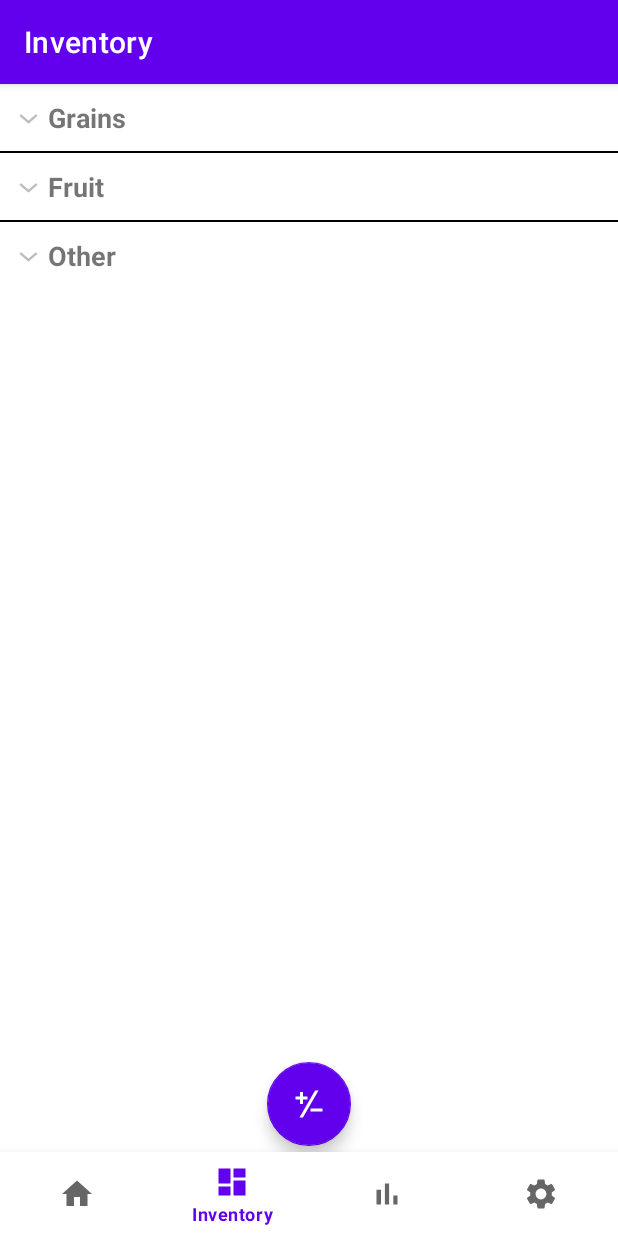
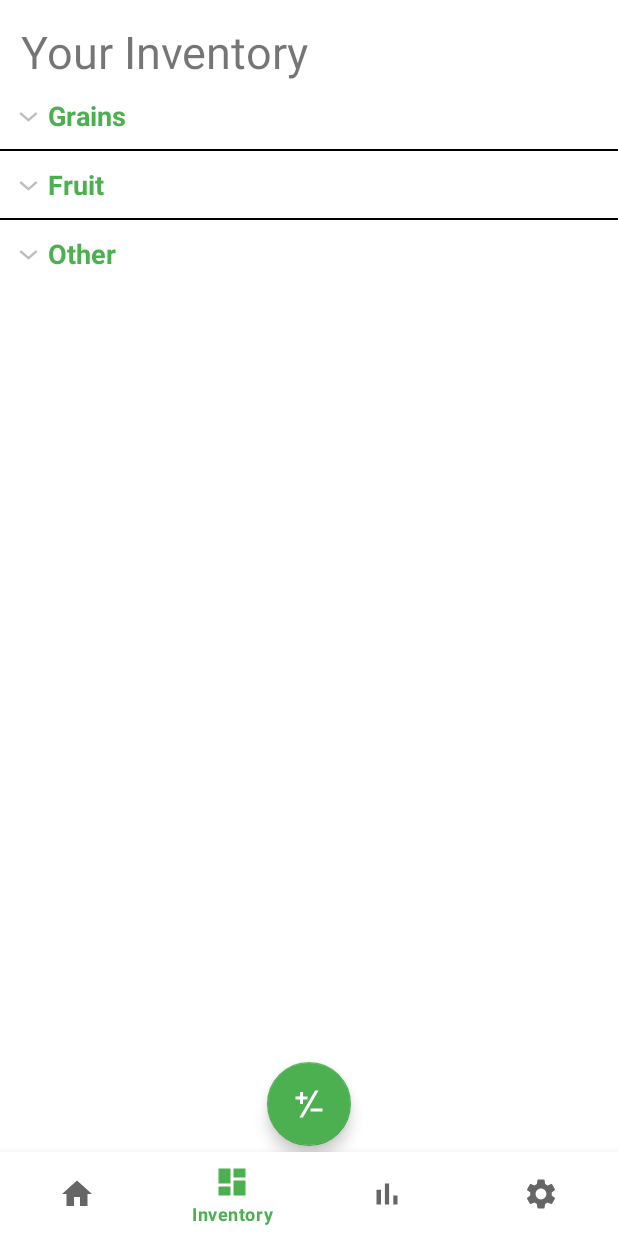
Before and after one commit to amj311/FoodInventoryDemo, an Android app: the InventoryFragment screen opened through its navigation route, on a phone screen of 412 x 824 dp. Run offline under Robolectric (Android 15) with nearby library versions, the phone set to English and light mode, and no system bars; our stand-ins replace Picasso, Volley, navigation-ui; pictures from the network do not load.

Commit message:
major style revamps and images showing on inventory frag

```diff
--- a/app/src/main/java/com/example/foodinventorydemo/MainActivity.java
+++ b/app/src/main/java/com/example/foodinventorydemo/MainActivity.java
@@ -14,6 +14,8 @@ import androidx.navigation.Navigation;
 import androidx.navigation.ui.AppBarConfiguration;
 import androidx.navigation.ui.NavigationUI;
 
+import java.util.Objects;
+
 public class MainActivity extends AppCompatActivity {
     AppController controller = AppController.getInstance();
 
@@ -21,6 +23,7 @@ public class MainActivity extends AppCompatActivity {
     protected void onCreate(Bundle savedInstanceState) {
         super.onCreate(savedInstanceState);
         setContentView(R.layout.activity_main);
+        Objects.requireNonNull(getSupportActionBar()).hide();
         BottomNavigationView navView = findViewById(R.id.nav_view);
         // Passing each menu ID as a set of Ids because each
         // menu should be considered as top level destinations.
--- a/app/src/main/java/com/example/foodinventorydemo/ui/inventory/InventoryFragment.java
+++ b/app/src/main/java/com/example/foodinventorydemo/ui/inventory/InventoryFragment.java
@@ -18,6 +18,7 @@ import androidx.fragment.app.Fragment;
 import androidx.lifecycle.ViewModelProviders;
 
 import com.example.foodinventorydemo.R;
+import com.squareup.picasso.Picasso;
 
 import java.util.ArrayList;
 import java.util.HashMap;
@@ -30,16 +31,16 @@ public class InventoryFragment extends Fragment {
         View root = inflater.inflate(R.layout.fragment_inventory, container, false);
 
         ArrayList<FoodItemDisplayable> grainList = new ArrayList<>();
-        grainList.add(new FoodItemDisplayable("Rice", "05/07/2021", "4"));
-        grainList.add(new FoodItemDisplayable("Noodles", "05/07/2021", "3"));
+        grainList.add(new FoodItemDisplayable("https://previews.123rf.com/images/jamakosy/jamakosy1711/jamakosy171100225/90332158-white-rice-in-burlap-sack-bag-isolated-on-white-background.jpg","Rice", "05/07/2021", "4"));
+        grainList.add(new FoodItemDisplayable("https://www.dutchmansstore.com/wp-content/uploads/2020/09/DSC_4812-Edit-scaled-e1601073911963.jpg","Noodles", "05/07/2021", "3"));
 
         ArrayList<FoodItemDisplayable> fruitList = new ArrayList<>();
-        fruitList.add(new FoodItemDisplayable("Dried Apples", "08/20/2021", "5"));
-        fruitList.add(new FoodItemDisplayable("Dried Pears", "08/20/2021", "6"));
+        fruitList.add(new FoodItemDisplayable("https://nuts.com/images/rackcdn/ed910ae2d60f0d25bcb8-80550f96b5feb12604f4f720bfefb46d.ssl.cf1.rackcdn.com/e8d95ad6e4090391-sXRwtvud-large.jpg","Dried Apples", "08/20/2021", "5"));
+        fruitList.add(new FoodItemDisplayable("https://www.bellaviva.com/assets/images/dried-fruit/pear.jpg","Dried Pears", "08/20/2021", "6"));
 
         ArrayList<FoodItemDisplayable> otherList = new ArrayList<>();
-        otherList.add(new FoodItemDisplayable("Peanut Butter", "04/21/2021", "7"));
-        otherList.add(new FoodItemDisplayable("Bottled Water", "08/20/2021", "2"));
+        otherList.add(new FoodItemDisplayable("https://www.peanutbutter.com/wp-content/uploads/2019/03/SKIPPY_Product_PB_Spread_Creamy_Peanut_Butter_28oz.png","Peanut Butter", "04/21/2021", "7"));
+        otherList.add(new FoodItemDisplayable("https://images.heb.com/is/image/HEBGrocery/000567987","Bottled Water", "08/20/2021", "2"));
 
         HashMap<String, ArrayList<FoodItemDisplayable>> listData = new HashMap<>();
 
@@ -56,10 +57,12 @@ public class InventoryFragment extends Fragment {
     }
 
     class FoodItemDisplayable {
+        public String url;
         public String foodName;
         public String expirationDate;
         public String quantity;
-        public FoodItemDisplayable(String foodName, String expirationDate, String quantity) {
+        public FoodItemDisplayable(String url, String foodName, String expirationDate, String quantity) {
+            this.url = url;
             this.foodName = foodName;
             this.expirationDate = expirationDate;
             this.quantity = quantity;
@@ -185,7 +188,8 @@ public class InventoryFragment extends Fragment {
                 viewHolder = (ViewHolder) convertView.getTag();
                 rowView = convertView;
             }
-            viewHolder.icon.setImageBitmap(displayable.displayIcon(parent.getContext()));
+            String url = displayable.url;
+            Picasso.get().load(url).into(viewHolder.icon);
             viewHolder.foodName.setText(displayable.displayFoodName());
             viewHolder.expirationDate.setText(displayable.displayExpirationDate());
             viewHolder.itemQuantity.setText(displayable.displayQuantity());
--- a/app/src/main/res/layout/fragment_inventory.xml
+++ b/app/src/main/res/layout/fragment_inventory.xml
@@ -6,13 +6,24 @@
     android:layout_height="match_parent"
     tools:context=".ui.inventory.InventoryFragment">
 
+    <TextView
+        android:id="@+id/inventory_text"
+        android:layout_width="wrap_content"
+        app:layout_constraintTop_toTopOf="parent"
+        app:layout_constraintLeft_toLeftOf="parent"
+        android:layout_marginLeft="14dp"
+        android:layout_marginTop="14dp"
+        android:textSize="30sp"
+        android:layout_height="wrap_content"
+        android:text="Your Inventory"/>
+
     <ExpandableListView
         android:id="@+id/expandable_list_view"
         android:layout_width="match_parent"
         android:layout_height="wrap_content"
         android:divider="#000000"
         android:dividerHeight="1dp"
-        app:layout_constraintTop_toTopOf="parent"
+        app:layout_constraintTop_toBottomOf="@id/inventory_text"
         tools:listheader="@layout/list_group"
         tools:listitem="@layout/list_item"/>
 
--- a/app/src/main/res/layout/list_group.xml
+++ b/app/src/main/res/layout/list_group.xml
@@ -13,6 +13,7 @@
         android:paddingBottom="10dp"
         android:paddingTop="10dp"
         android:textSize="18sp"
+        android:textColor="@color/in_green"
         tools:text="LIFE EVENTS"
         android:layout_marginLeft="32dp" />
 
--- a/app/src/main/res/values/colors.xml
+++ b/app/src/main/res/values/colors.xml
@@ -1,6 +1,6 @@
 <?xml version="1.0" encoding="utf-8"?>
 <resources>
-    <color name="colorPrimary">#6200EE</color>
+    <color name="colorPrimary">#4CAF50</color>
     <color name="colorPrimaryDark">#3700B3</color>
     <color name="colorAccent">#03DAC5</color>
 
```
Also changed, not shown: app/src/main/res/layout/fragment_home.xml (+6 -6 lines).
